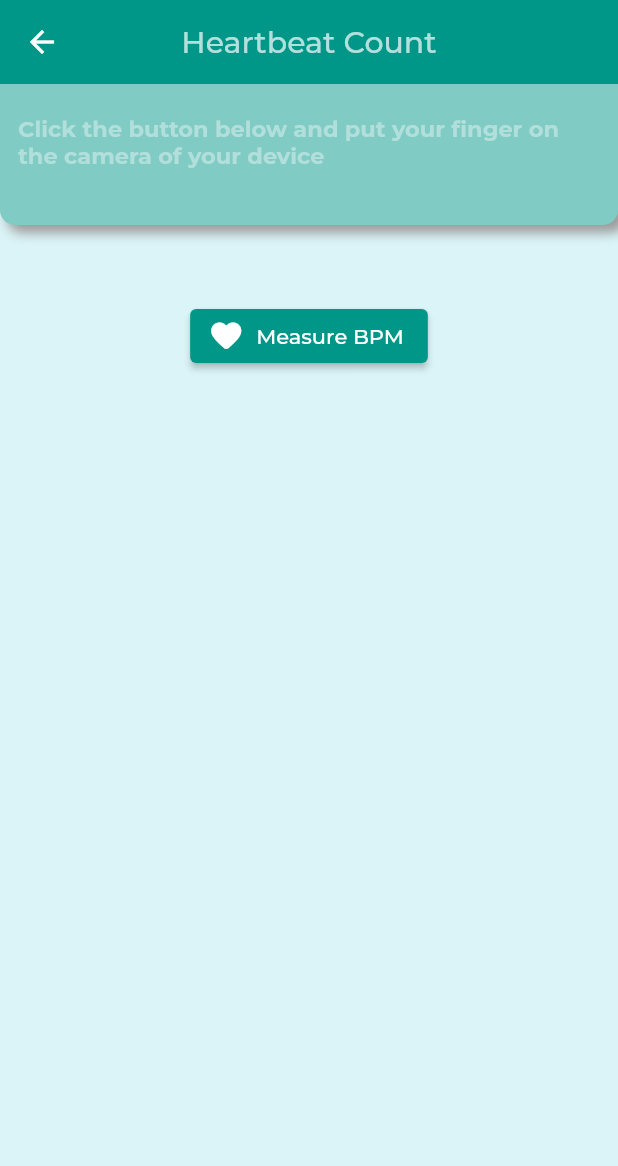
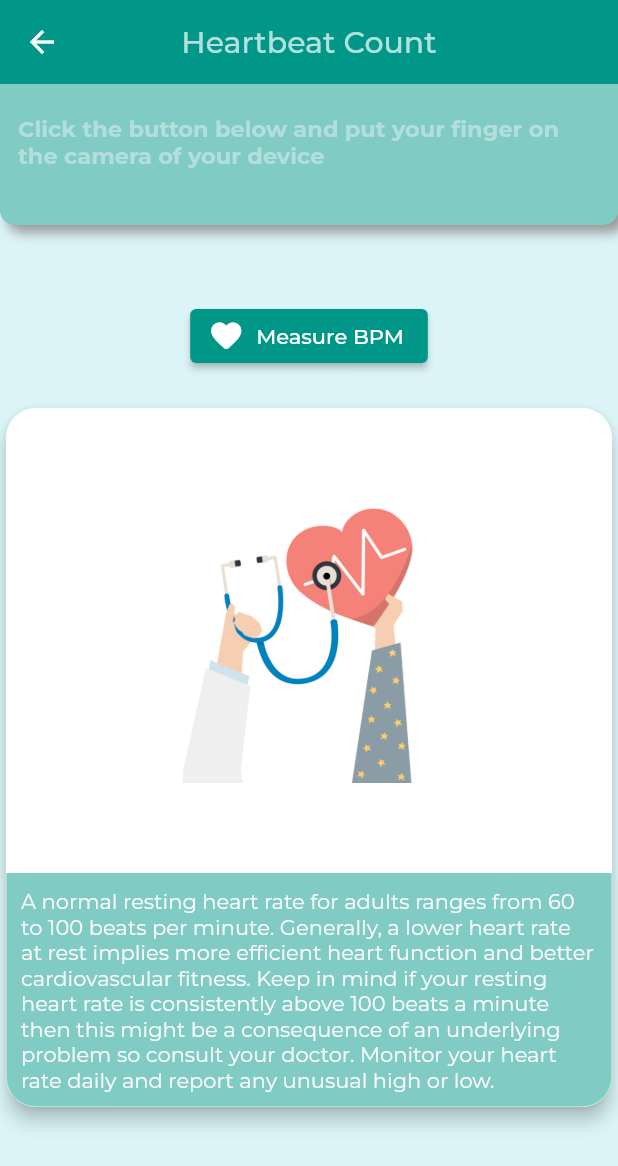
Before and after one commit to SIH-Team-Epione/Flutter-app-Epione, a Flutter app: the Heart screen opened directly, on a phone screen of 412 x 824 dp. Shown: the top 1166 px of the screen. Run offline on Flutter 3.47's test engine with Material 2 defaults, Android fonts, the phone set to English and light mode, and no system bars; our stand-ins replace assets_audio_player, carousel_slider, firebase_auth, firebase_core, firebase_database, flutter_staggered_animations and 13 more; missing offline and left inert: agora_rtc_engine, dialogflow_grpc, flutter_email_sender, heart_bpm, maps_launcher, sound_stream and 2 more; accounts and stored records are empty; project files that could hold a hidden picture were left out.

Commit message:
adding text in heart rate bpm

```diff
--- a/lib/screens/physical_health/heart.dart
+++ b/lib/screens/physical_health/heart.dart
@@ -87,6 +87,55 @@ class _HeartState extends State<Heart> {
                 onPressed: () => setState(() => isBPMEnabled = !isBPMEnabled),
               ),
             ),
+            SizedBox(height: 20),
+            Stack(
+              children: [
+                Card(
+
+                  elevation: 5,
+                  shape: RoundedRectangleBorder(
+                      side: BorderSide(width: 0.5, color: Colors.white60),
+                      borderRadius: BorderRadius.circular(
+                        20,
+                      )),
+                  child: Container(
+
+                    //margin: EdgeInsets.all(10),
+                    child: Column(
+
+                      children: [
+                        Image(
+                          image: AssetImage('assets/images/bpm.jpg'),
+                          width: 200,
+                          height: 300,
+                        ),
+                        Padding(
+                          padding: const EdgeInsets.only(top: 10),
+                          child: Container(
+                            decoration: BoxDecoration(
+                              color: Colors.teal[200],
+                              borderRadius: BorderRadius.only(bottomLeft: Radius.circular(20),bottomRight: Radius.circular(20)),
+                            ),
+
+                            child: Container(
+                              padding: EdgeInsets.all(10),
+                              child: Text(
+                                'A normal resting heart rate for adults ranges from 60 to 100 beats per minute. Generally, a lower heart rate at rest implies more efficient heart function and better cardiovascular fitness. Keep in mind if your resting heart rate is consistently above 100 beats a minute then this might be a consequence of an underlying problem so consult your doctor. Monitor your heart rate daily and report any unusual high or low.    ',
+                                style: TextStyle(
+                                    color: Colors.grey[50],
+                                    fontSize: 14.0,
+                                    ),
+                              ),
+                            ),
+                          ),
+                        ),
+
+                      ],
+                    ),
+                  ),
+                ),
+              ],
+            ),
           ],
         ),
       ),
```
Also changed, not shown: assets/images/bpm.jpg (added).
